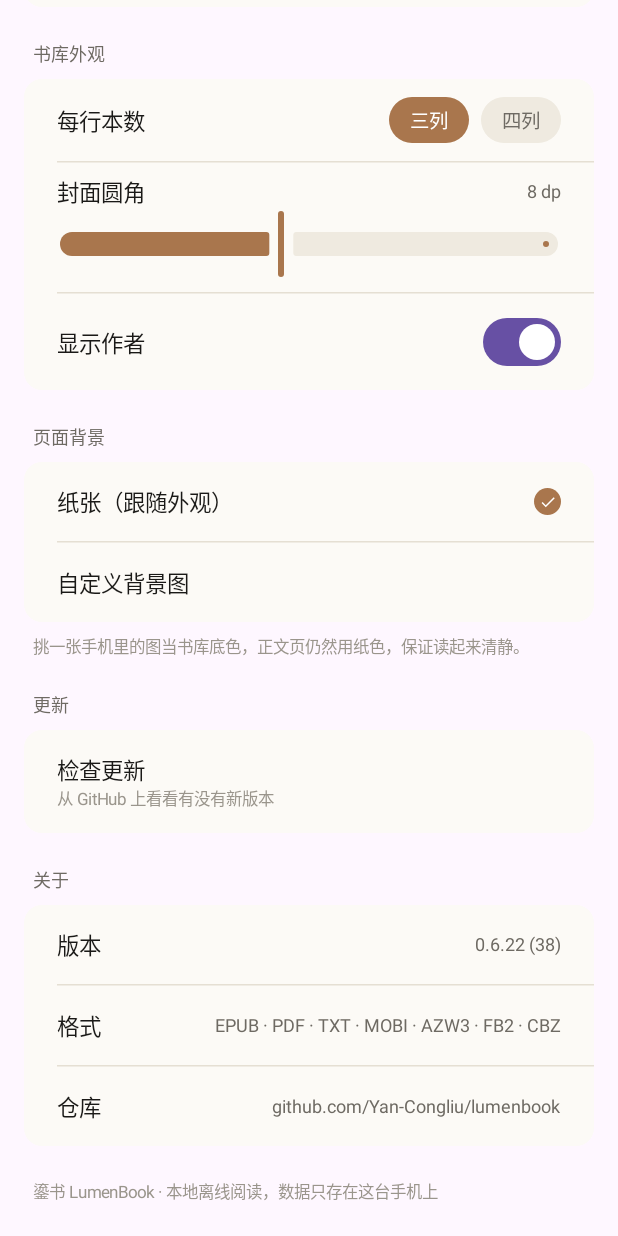
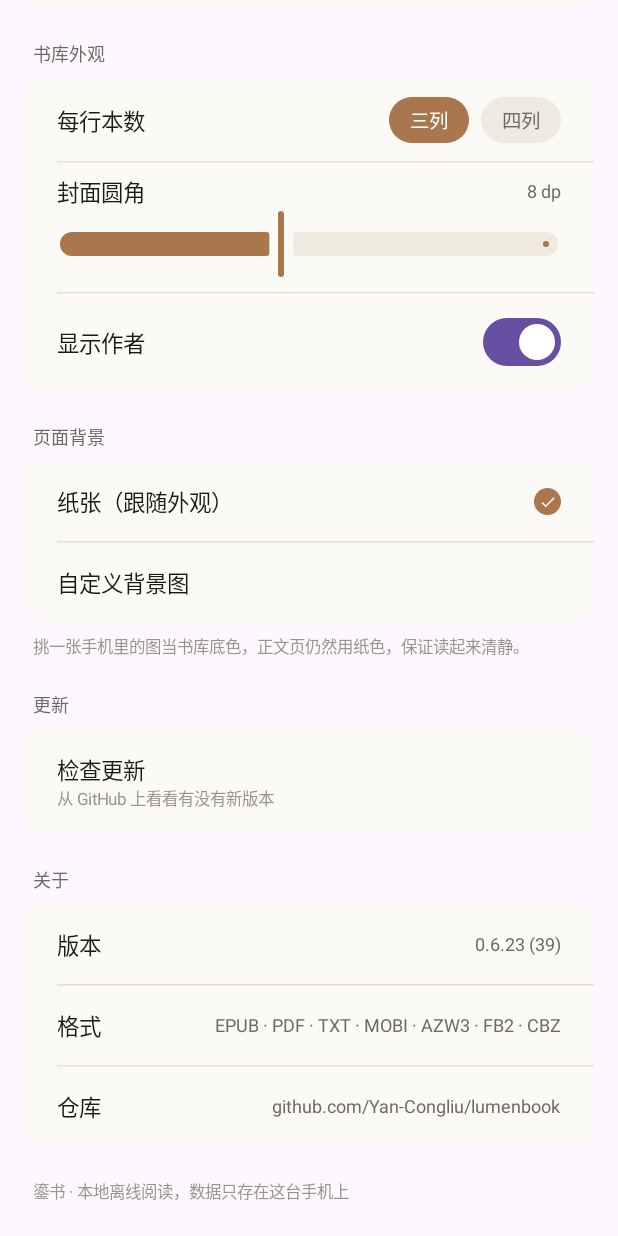
Before and after one commit to Yan-Congliu/lumenbook, an Android app built with Jetpack Compose: the composable SettingsScreen called with empty values, scrolled down 292 dp, on a phone screen of 412 x 824 dp. Run offline under Robolectric (Android 15) with nearby library versions, the phone set to English and light mode, and no system bars.

Commit message:
阶段8：应用名称改为「鎏书」，英文系统仍用 LumenBook（0.6.23）

```diff
--- a/app/build.gradle.kts
+++ b/app/build.gradle.kts
@@ -32,8 +32,8 @@ android {
         applicationId = "com.lumenbook.reader"
         minSdk = 26
         targetSdk = 37
-        versionCode = 38
-        versionName = "0.6.22"
+        versionCode = 39
+        versionName = "0.6.23"
     }
 
     buildTypes {
--- a/app/src/main/java/com/lumenbook/reader/ui/settings/SettingsScreen.kt
+++ b/app/src/main/java/com/lumenbook/reader/ui/settings/SettingsScreen.kt
@@ -252,7 +252,7 @@ fun SettingsScreen(
         }
 
         Text(
-            text = "鎏书 LumenBook · 本地离线阅读，数据只存在这台手机上",
+            text = "鎏书 · 本地离线阅读，数据只存在这台手机上",
             fontSize = 11.sp,
             color = colors.textTertiary,
             modifier = Modifier.padding(22.dp),
--- a/app/src/main/res/values/strings.xml
+++ b/app/src/main/res/values/strings.xml
@@ -1,4 +1,4 @@
 <?xml version="1.0" encoding="utf-8"?>
 <resources>
-    <string name="app_name">鎏书 LumenBook</string>
+    <string name="app_name">鎏书</string>
 </resources>
```
Also changed, not shown: 2 other files.
